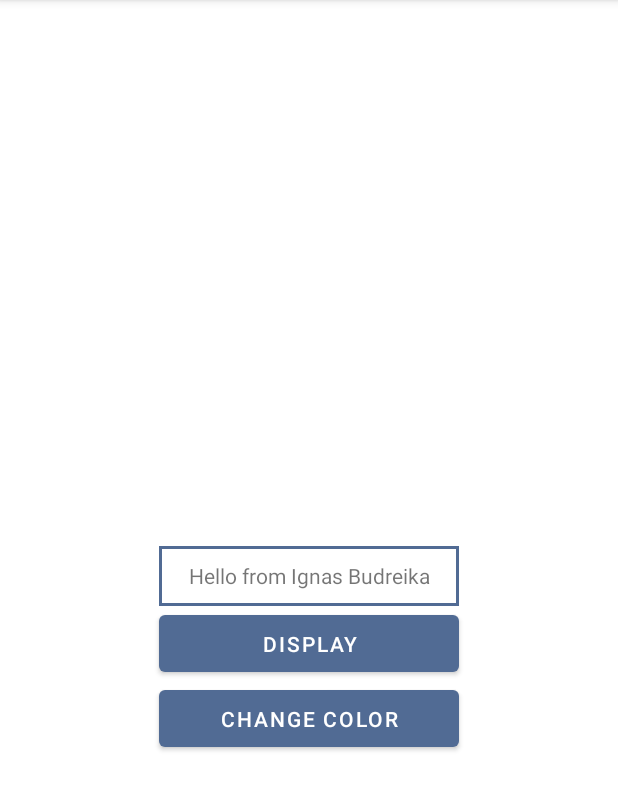
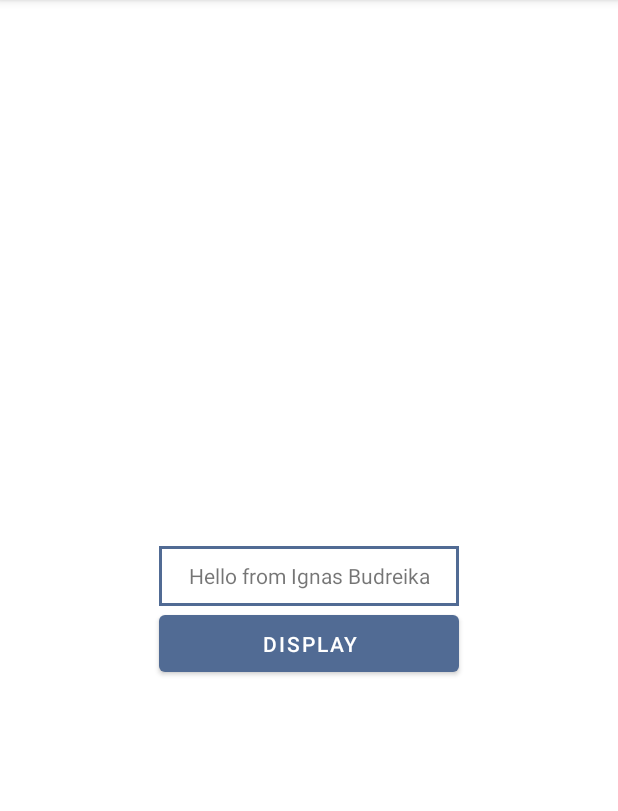
Before and after one commit to ignasbudreika/vu_ft_fts_helloignas, an Android app: the screen it shows after launch (MainActivity), after a tap on "DISPLAY", on a phone screen of 412 x 824 dp, the part 84-895 px from its top. Run offline under Robolectric (Android 15) with nearby library versions, the phone set to English and light mode, and no system bars.

Commit message:
Revert "Add text color change button"
This reverts commit 943493a4

```diff
--- a/app/src/main/java/com/example/helloignas/MainActivity.kt
+++ b/app/src/main/java/com/example/helloignas/MainActivity.kt
@@ -1,6 +1,5 @@
 package com.example.helloignas
 
-import android.graphics.Color
 import androidx.appcompat.app.AppCompatActivity
 import android.os.Bundle
 import android.widget.Button
@@ -17,11 +16,5 @@ class MainActivity : AppCompatActivity() {
         showButton.setOnClickListener {
             textView.text = "Hello from Ignas Budreika"
         }
-
-        var colorChangeButton = findViewById<Button>(R.id.textColorChangeButton)
-
-        colorChangeButton.setOnClickListener {
-            textView.setTextColor(Color.RED)
-        }
     }
 }
--- a/app/src/main/res/layout/activity_main.xml
+++ b/app/src/main/res/layout/activity_main.xml
@@ -21,15 +21,6 @@
         android:layout_centerHorizontal="true"
         app:backgroundTint="#516B94" />
 
-    <Button
-        android:id="@+id/textColorChangeButton"
-        android:layout_width="200dp"
-        android:layout_height="50dp"
-        android:text="CHANGE COLOR"
-        android:layout_below="@+id/displayButton"
-        android:layout_centerHorizontal="true"
-        app:backgroundTint="#516B94" />
-
     <TextView
         android:id="@+id/textView"
         android:layout_width="200dp"
```
